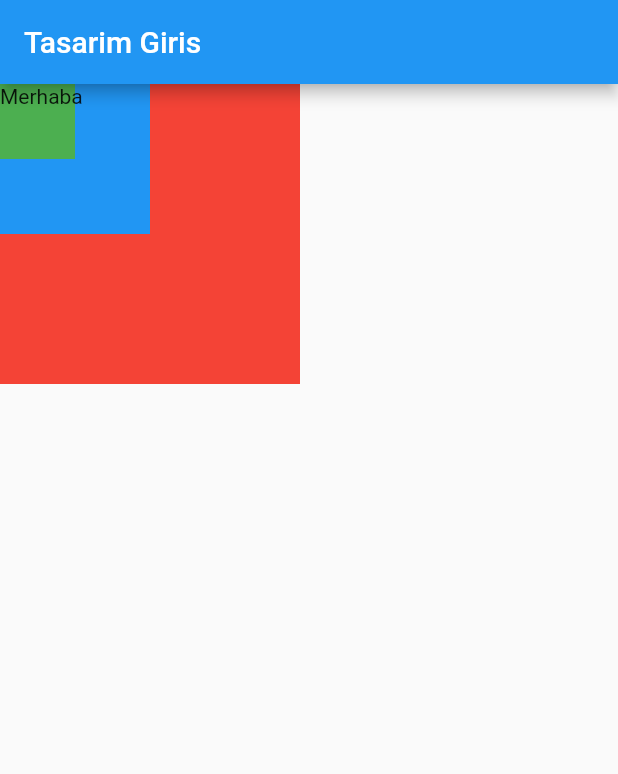
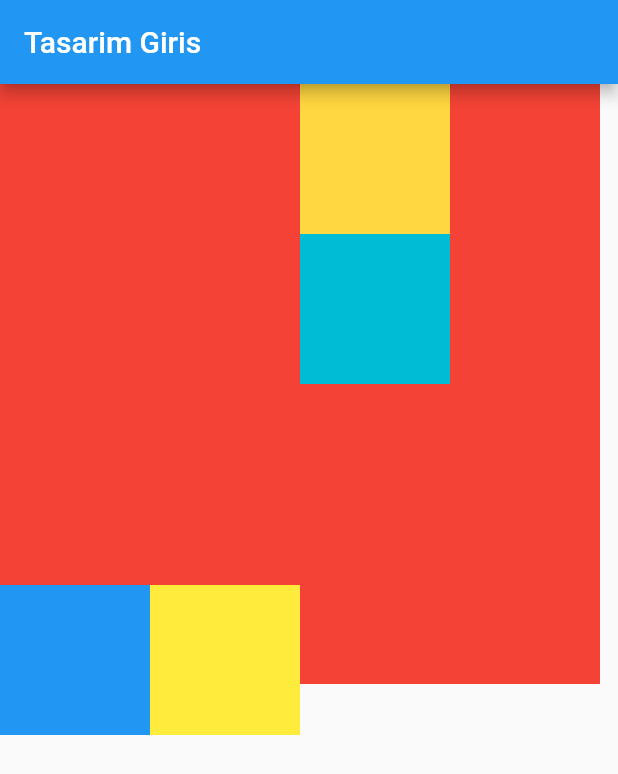
Before and after one commit to tahaturan/flutter_first_project_beginner_level, a Flutter app: the screen it shows after launch, on a phone screen of 412 x 824 dp. Shown: the top 774 px of the screen. Run offline on Flutter 3.47's test engine with Material 2 defaults, Android fonts, the phone set to English and light mode, and no system bars.

Commit message:
stack - Row - Column birlikte kullanimi

```diff
--- a/lib/main.dart
+++ b/lib/main.dart
@@ -33,10 +33,20 @@
       ),
       body: Stack(
         children: [
-          Container(width: 200,height: 200,color: Colors.red,),
-          Container(width: 100,height: 100,color: Colors.blue,),
-          Container(width: 50,height: 50, color: Colors.green,),
-          Text('Merhaba'),
+          Container(width: 400, height: 400,color: Colors.red,),
+          Row(
+            children: [
+              Container(width: 100,height: 100,color: Colors.blue,),
+              Container(width: 100,height: 100,color: Colors.yellow,),
+              Column(
+                children: [
+                  Container(width: 100,height: 100,color: Colors.amberAccent,),
+                  Container(width: 100,height: 100,color: Colors.cyan,),
+                ],
+              ),
+            ],
+          ),
+
         ],
       ),
     );
```
